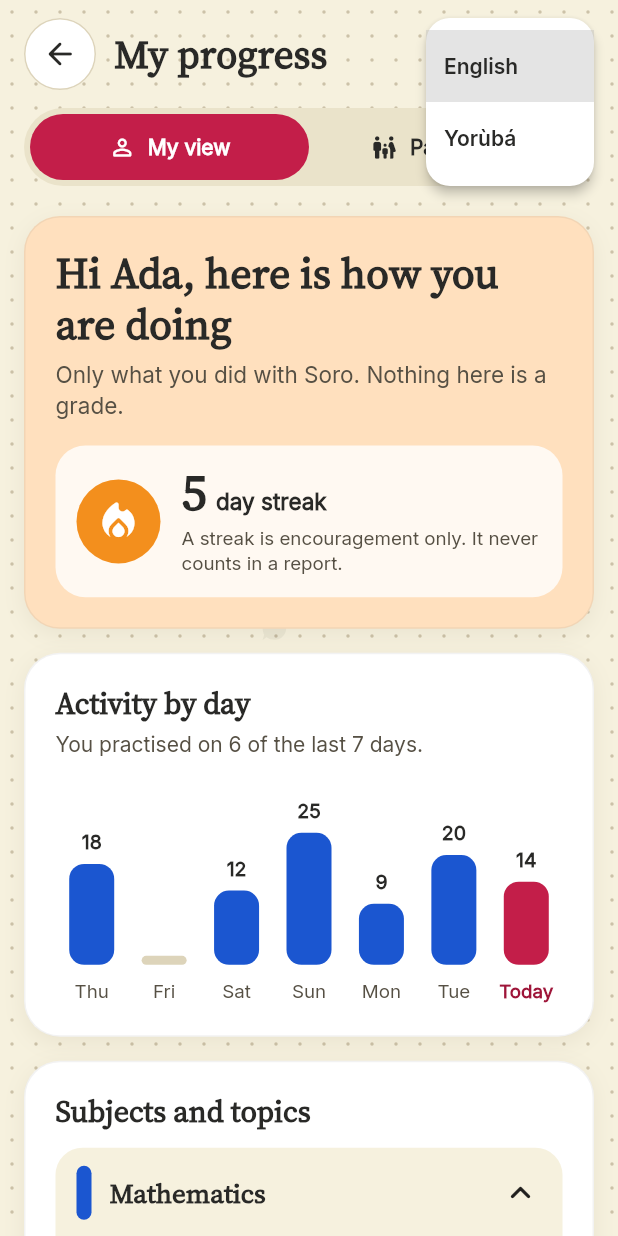
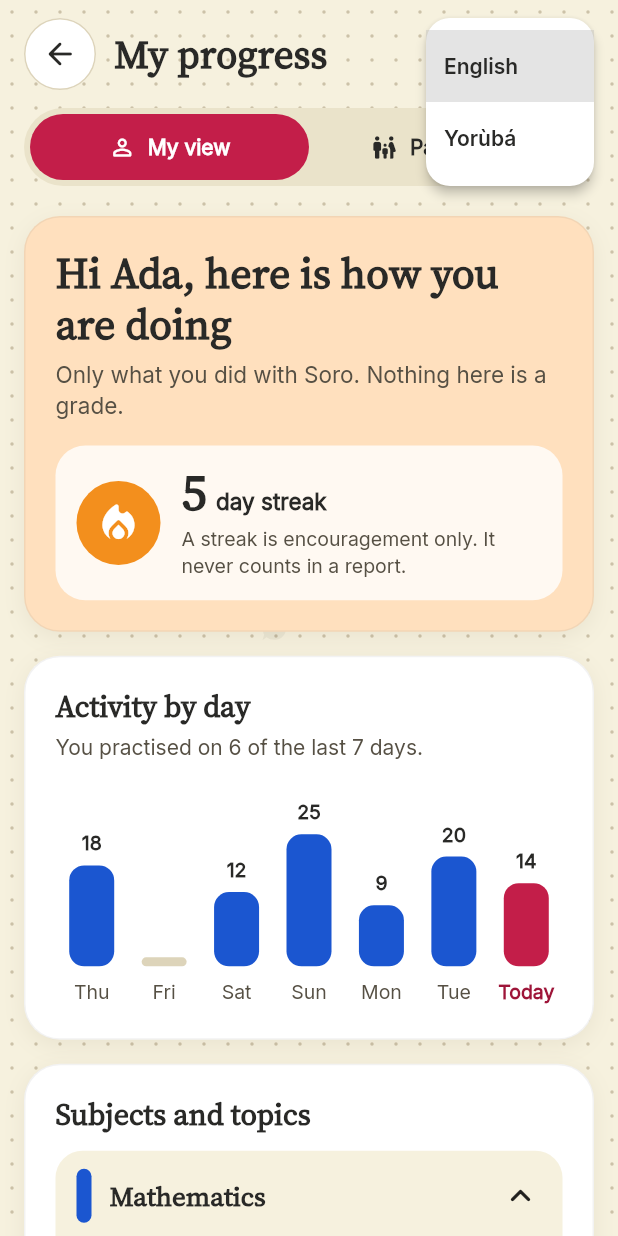
Before and after one commit to olowolayemogoodness-crypto/soro, a Flutter app: the ProgressScreen screen opened directly, after a tap on "EN", on a phone screen of 412 x 824 dp. Run offline on Flutter 3.47's test engine with Material 3 defaults, Android fonts, the phone set to English and light mode, and no system bars; our stand-ins replace flutter_svg.

Commit message:
A6: remove debug text and watermark artifact on home, raise progress metadata to 13px

```diff
--- a/app/lib/features/progress/progress_screen.dart
+++ b/app/lib/features/progress/progress_screen.dart
@@ -107,7 +107,7 @@ class _ProgressScreenState extends State<ProgressScreen> {
                       if (_lang == ProgressLang.yo) ...[
                         const SizedBox(height: 20),
                         Text(_t('yoNeedsCheck'),
-                            style: const TextStyle(fontSize: 12, color: _T.ink2, fontStyle: FontStyle.italic)),
+                            style: const TextStyle(fontSize: 13, color: _T.ink2, fontStyle: FontStyle.italic)),
                       ],
                     ],
                   ),
@@ -292,7 +292,7 @@ class _ProgressScreenState extends State<ProgressScreen> {
           const SizedBox(height: 14),
         ],
         if (_data.isSample)
-          Text(_t('sampleNote'), style: const TextStyle(fontSize: 12.5, height: 1.4, color: _T.ink2, fontStyle: FontStyle.italic)),
+          Text(_t('sampleNote'), style: const TextStyle(fontSize: 13, height: 1.4, color: _T.ink2, fontStyle: FontStyle.italic)),
       ]),
     );
   }
@@ -322,7 +322,7 @@ class _ProgressScreenState extends State<ProgressScreen> {
         const SizedBox(width: 14),
         Expanded(
           child: Column(crossAxisAlignment: CrossAxisAlignment.start, children: [
-            Text(_t('nextUp'), style: const TextStyle(fontSize: 12.5, fontWeight: FontWeight.w700, color: _T.ink2)),
+            Text(_t('nextUp'), style: const TextStyle(fontSize: 13, fontWeight: FontWeight.w700, color: _T.ink2)),
             const SizedBox(height: 2),
             Text(l.title, style: const TextStyle(fontFamily: _T.serif, fontSize: 18, fontWeight: FontWeight.w600, height: 1.25)),
             const SizedBox(height: 2),
@@ -390,7 +390,7 @@ class _Chip extends StatelessWidget {
   Widget build(BuildContext context) => Container(
         padding: const EdgeInsets.symmetric(horizontal: 10, vertical: 4),
         decoration: BoxDecoration(color: color, borderRadius: BorderRadius.circular(999)),
-        child: Text(text, style: const TextStyle(fontSize: 12, fontWeight: FontWeight.w600, color: _T.ink)),
+        child: Text(text, style: const TextStyle(fontSize: 13, fontWeight: FontWeight.w600, color: _T.ink)),
       );
 }
 
@@ -516,7 +516,7 @@ class _StreakBadge extends StatelessWidget {
                 Flexible(child: Text(label, style: const TextStyle(fontSize: 15, fontWeight: FontWeight.w600))),
               ]),
               const SizedBox(height: 4),
-              Text(caption, style: const TextStyle(fontSize: 12.5, height: 1.35, color: _T.ink2)),
+              Text(caption, style: const TextStyle(fontSize: 13, height: 1.35, color: _T.ink2)),
             ]),
           ),
         ]),
@@ -555,7 +555,7 @@ class _DayBar extends StatelessWidget {
       Text(name,
           maxLines: 1,
           overflow: TextOverflow.ellipsis,
-          style: TextStyle(fontSize: 12.5, fontWeight: isToday ? FontWeight.w700 : FontWeight.w500, color: isToday ? _T.crimsonDeep : _T.ink2)),
+          style: TextStyle(fontSize: 13, fontWeight: isToday ? FontWeight.w700 : FontWeight.w500, color: isToday ? _T.crimsonDeep : _T.ink2)),
     ]);
   }
 }
@@ -665,14 +665,14 @@ class _LessonRow extends StatelessWidget {
             ),
             const SizedBox(height: 4),
             Text(t('steps', {'done': lesson.stepsDone, 'total': lesson.stepsTotal}),
-                style: const TextStyle(fontSize: 12.5, color: _T.ink2)),
+                style: const TextStyle(fontSize: 13, color: _T.ink2)),
           ]),
         ),
         const SizedBox(width: 12),
         ConstrainedBox(
           constraints: const BoxConstraints(maxWidth: 176),
           child: Column(crossAxisAlignment: CrossAxisAlignment.end, children: [
-            Text(t('unaided'), style: const TextStyle(fontSize: 11.5, color: _T.ink2)),
+            Text(t('unaided'), style: const TextStyle(fontSize: 13, color: _T.ink2)),
             const SizedBox(height: 4),
             Container(
               padding: const EdgeInsets.symmetric(horizontal: 10, vertical: 6),
@@ -680,12 +680,12 @@ class _LessonRow extends StatelessWidget {
               child: Row(mainAxisSize: MainAxisSize.min, children: [
                 Icon(icon, size: 16, color: iconColor),
                 const SizedBox(width: 5),
-                Flexible(child: Text(label, textAlign: TextAlign.center, style: const TextStyle(fontSize: 12, fontWeight: FontWeight.w600, height: 1.2))),
+                Flexible(child: Text(label, textAlign: TextAlign.center, style: const TextStyle(fontSize: 13, fontWeight: FontWeight.w600, height: 1.2))),
               ]),
             ),
             if (attempts != null) ...[
               const SizedBox(height: 4),
-              Text(attempts, style: const TextStyle(fontSize: 12, color: _T.ink2)),
+              Text(attempts, style: const TextStyle(fontSize: 13, color: _T.ink2)),
             ],
           ]),
         ),
@@ -723,7 +723,7 @@ class _StrengthRow extends StatelessWidget {
       ),
       const SizedBox(height: 4),
       Text(s.hasEvidence ? basedOn : '$notEnough · ${basedOn[0].toLowerCase()}${basedOn.substring(1)}',
-          style: const TextStyle(fontSize: 12.5, color: _T.ink2)),
+          style: const TextStyle(fontSize: 13, color: _T.ink2)),
     ]);
   }
 }
```
Also changed, not shown: app/lib/screens/home_screen.dart (+3 -36 lines).
